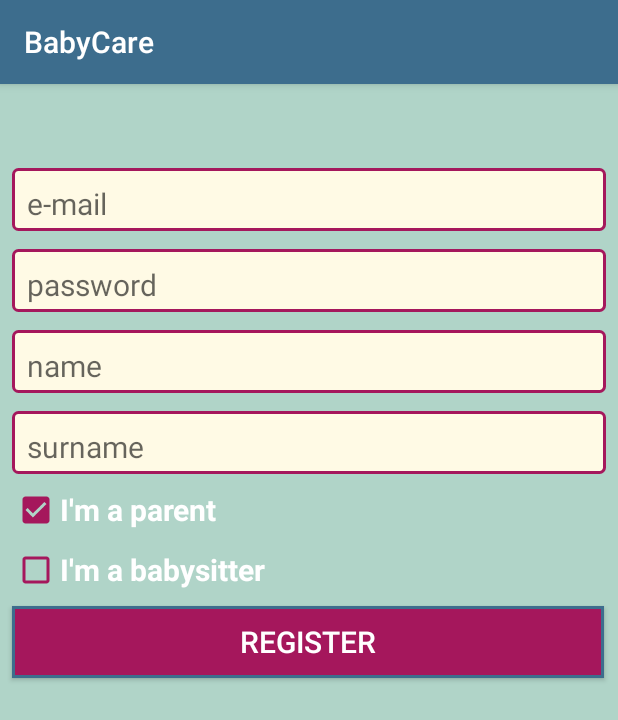
After one commit to ShadiBlizzard/BabyCare, an Android app: the RegisterActivity screen opened directly, with no data from a screen before it, on a phone screen of 412 x 824 dp. The commit adds this screen. Shown: the top 720 px of the screen. Run offline under Robolectric (Android 15) with nearby library versions, the phone set to English and light mode, and no system bars.

Commit message:
register activity styled

```diff
--- a/app/src/main/AndroidManifest.xml
+++ b/app/src/main/AndroidManifest.xml
@@ -1,6 +1,9 @@
 <?xml version="1.0" encoding="utf-8"?>
 <manifest xmlns:android="http://schemas.android.com/apk/res/android"
     package="com.example.shadi.babycare">
+
+    <!-- adding internet connection permission -->
+    <uses-permission android:name="android.permission.INTERNET" />
 
     <application
         android:allowBackup="true"
@@ -18,17 +21,16 @@
                 <category android:name="android.intent.category.LAUNCHER" />
             </intent-filter>
         </activity>
-        <activity android:name=".layout_view.LoginActivity"
+        <activity
+            android:name=".layout_view.LoginActivity"
             android:parentActivityName=".layout_view.MainActivity">
+
             <!-- The meta-data tag is required if you support API level 15 and lower -->
             <meta-data
                 android:name="android.support.PARENT_ACTIVITY"
                 android:value=".layout_view.MainActivity" />
-
         </activity>
+        <activity android:name=".layout_view.RegisterActivity"></activity>
     </application>
 
-    <!--adding internet connection permission-->
-    <uses-permission android:name="android.permission.INTERNET"/>
-
 </manifest>
--- a/app/src/main/java/com/example/shadi/babycare/layout_view/MainActivity.java
+++ b/app/src/main/java/com/example/shadi/babycare/layout_view/MainActivity.java
@@ -19,4 +19,9 @@ public class MainActivity extends AppCompatActivity {
         Intent intent = new Intent(this, LoginActivity.class);
         startActivity(intent);
     }
+
+    public void onRegisterPage(View view) {
+        Intent intent = new Intent(this, RegisterActivity.class);
+        startActivity(intent);
+    }
 }
--- /dev/null
+++ b/app/src/main/java/com/example/shadi/babycare/layout_view/RegisterActivity.java
@@ -0,0 +1,15 @@
+package com.example.shadi.babycare.layout_view;
+
+import android.support.v7.app.AppCompatActivity;
+import android.os.Bundle;
+
+import com.example.shadi.babycare.R;
+
+public class RegisterActivity extends AppCompatActivity {
+
+    @Override
+    protected void onCreate(Bundle savedInstanceState) {
+        super.onCreate(savedInstanceState);
+        setContentView(R.layout.activity_register);
+    }
+}
--- a/app/src/main/res/drawable/edittext_bc.xml
+++ b/app/src/main/res/drawable/edittext_bc.xml
@@ -8,6 +8,12 @@
                 android:width="2dp"
                 />
             <corners android:radius="3dp"/>
+            <padding
+                android:left="10dp"
+                android:top="10dp"
+                android:bottom="5dp"
+                android:right="5dp"
+                />
         </shape>
     </item>
 </selector>
--- a/app/src/main/res/layout/activity_login.xml
+++ b/app/src/main/res/layout/activity_login.xml
@@ -14,14 +14,11 @@
         android:layout_height="wrap_content"
         android:layout_marginEnd="8dp"
         android:layout_marginStart="8dp"
-        android:layout_marginTop="108dp"
-        android:paddingLeft="10dp"
+        android:layout_marginTop="80dp"
         android:background="@drawable/edittext_bc"
         android:ems="10"
         android:hint="e-mail"
         android:inputType="textEmailAddress"
-        android:paddingBottom="5dp"
-        android:paddingTop="5dp"
         android:textColor="#000000"
         app:layout_constraintEnd_toEndOf="parent"
         app:layout_constraintHorizontal_bias="0.0"
@@ -38,10 +35,7 @@
         android:background="@drawable/edittext_bc"
         android:ems="10"
         android:hint="password"
-        android:paddingLeft="10dp"
         android:inputType="textPassword"
-        android:paddingBottom="5dp"
-        android:paddingTop="5dp"
         android:textColor="#000000"
         app:layout_constraintEnd_toEndOf="parent"
         app:layout_constraintHorizontal_bias="1.0"
@@ -64,5 +58,19 @@
         android:background="@drawable/button"
         />
 
+    <TextView
+        android:id="@+id/errortextview"
+        android:layout_width="match_parent"
+        android:layout_height="wrap_content"
+        android:layout_marginEnd="8dp"
+        android:layout_marginStart="8dp"
+        android:layout_marginTop="8dp"
+        android:gravity="center"
+        android:textColor="@color/error_text"
+        android:textSize="22dp"
+        app:layout_constraintEnd_toEndOf="parent"
+        app:layout_constraintStart_toStartOf="parent"
+        app:layout_constraintTop_toBottomOf="@+id/loginsubmit" />
+
 
 </android.support.constraint.ConstraintLayout>
--- /dev/null
+++ b/app/src/main/res/layout/activity_register.xml
@@ -0,0 +1,139 @@
+<?xml version="1.0" encoding="utf-8"?>
+<android.support.constraint.ConstraintLayout xmlns:android="http://schemas.android.com/apk/res/android"
+    xmlns:app="http://schemas.android.com/apk/res-auto"
+    xmlns:tools="http://schemas.android.com/tools"
+    android:layout_width="match_parent"
+    android:layout_height="match_parent"
+    tools:context=".layout_view.RegisterActivity">
+
+    <EditText
+        android:id="@+id/emailreg"
+        android:layout_width="match_parent"
+        android:layout_height="wrap_content"
+        android:layout_marginEnd="8dp"
+        android:layout_marginStart="8dp"
+        android:layout_marginTop="56dp"
+        android:background="@drawable/edittext_bc"
+        android:ems="10"
+        android:hint="e-mail"
+        android:textColor="#000000"
+        android:inputType="textEmailAddress"
+        app:layout_constraintEnd_toEndOf="parent"
+        app:layout_constraintHorizontal_bias="0.0"
+        app:layout_constraintStart_toStartOf="parent"
+        app:layout_constraintTop_toTopOf="parent" />
+
+    <EditText
+        android:id="@+id/passwordreg"
+        android:layout_width="match_parent"
+        android:layout_height="wrap_content"
+        android:layout_marginEnd="8dp"
+        android:layout_marginStart="8dp"
+        android:layout_marginTop="12dp"
+        android:background="@drawable/edittext_bc"
+        android:ems="10"
+        android:hint="password"
+        android:inputType="textPassword"
+        android:textColor="#000000"
+        app:layout_constraintEnd_toEndOf="parent"
+        app:layout_constraintHorizontal_bias="0.0"
+        app:layout_constraintStart_toStartOf="parent"
+        app:layout_constraintTop_toBottomOf="@+id/emailreg" />
+
+    <EditText
+        android:id="@+id/nameReg"
+        android:layout_width="match_parent"
+        android:layout_height="wrap_content"
+        android:layout_marginEnd="8dp"
+        android:layout_marginStart="8dp"
+        android:layout_marginTop="12dp"
+        android:background="@drawable/edittext_bc"
+        android:ems="10"
+        android:hint="name"
+        android:inputType="textPersonName"
+        android:textColor="#000000"
+        app:layout_constraintEnd_toEndOf="parent"
+        app:layout_constraintHorizontal_bias="0.0"
+        app:layout_constraintStart_toStartOf="parent"
+        app:layout_constraintTop_toBottomOf="@+id/passwordreg" />
+
+    <EditText
+        android:id="@+id/surnamereg"
+        android:layout_width="match_parent"
+        android:layout_height="wrap_content"
+        android:layout_marginEnd="8dp"
+        android:layout_marginStart="8dp"
+        android:layout_marginTop="12dp"
+        android:background="@drawable/edittext_bc"
+        android:ems="10"
+        android:hint="surname"
+        android:inputType="textPersonName"
+        android:textColor="#000000"
+        app:layout_constraintEnd_toEndOf="parent"
+        app:layout_constraintHorizontal_bias="0.0"
+        app:layout_constraintStart_toStartOf="parent"
+        app:layout_constraintTop_toBottomOf="@+id/nameReg" />
+
+    <CheckBox
+        android:id="@+id/checkBox1"
+        style="@android:style/Widget.CompoundButton.CheckBox"
+        android:layout_width="0dp"
+        android:layout_height="wrap_content"
+        android:layout_marginEnd="8dp"
+        android:layout_marginStart="8dp"
+        android:layout_marginTop="8dp"
+        android:buttonTint="@color/button_babycare_normal"
+        android:checked="true"
+        android:text="I'm a parent"
+        android:textColor="@color/text_color_babycare"
+        android:textSize="20dp"
+        android:textStyle="bold"
+        app:layout_constraintEnd_toEndOf="parent"
+        app:layout_constraintStart_toStartOf="parent"
+        app:layout_constraintTop_toBottomOf="@+id/surnamereg" />
+
+    <CheckBox
+        android:id="@+id/checkBox2"
+        android:layout_width="0dp"
+        android:layout_height="wrap_content"
+        android:layout_marginEnd="8dp"
+        android:layout_marginStart="8dp"
+        android:layout_marginTop="8dp"
+        android:buttonTint="@color/button_babycare_normal"
+        android:checked="false"
+        android:text="I'm a babysitter"
+        android:textColor="@color/text_color_babycare"
+        android:textSize="20dp"
+        android:textStyle="bold"
+        app:layout_constraintEnd_toEndOf="parent"
+        app:layout_constraintStart_toStartOf="parent"
+        app:layout_constraintTop_toBottomOf="@+id/checkBox1" />
+
+    <Button
+        android:id="@+id/registerbutton"
+        android:layout_width="match_parent"
+        android:layout_height="wrap_content"
+        android:layout_marginEnd="9dp"
+        android:layout_marginStart="8dp"
+        android:layout_marginTop="8dp"
+        android:background="@drawable/button"
+        android:text="Register"
+        app:layout_constraintEnd_toEndOf="parent"
+        app:layout_constraintStart_toStartOf="parent"
+        app:layout_constraintTop_toBottomOf="@+id/checkBox2" />
+
+    <TextView
+        android:id="@+id/errorregister"
+        android:layout_width="match_parent"
+        android:layout_height="wrap_content"
+        android:layout_marginEnd="8dp"
+        android:layout_marginStart="8dp"
+        android:layout_marginTop="8dp"
+        android:gravity="center"
+        android:textColor="@color/error_text"
+        android:textSize="22dp"
+        app:layout_constraintEnd_toEndOf="parent"
+        app:layout_constraintStart_toStartOf="parent"
+        app:layout_constraintTop_toBottomOf="@+id/registerbutton" />
+
+</android.support.constraint.ConstraintLayout>
--- a/app/src/main/res/values/colors.xml
+++ b/app/src/main/res/values/colors.xml
@@ -8,5 +8,6 @@
     <color name="button_babycare_normal">#a5175c</color>
     <color name="button_babycare_pressed">#791143</color>
     <color name="button_babycare_disabled">#e07cad</color>
+    <color name="error_text">#b7231e</color>
 
 </resources>
```
Also changed, not shown: 22 other files.
